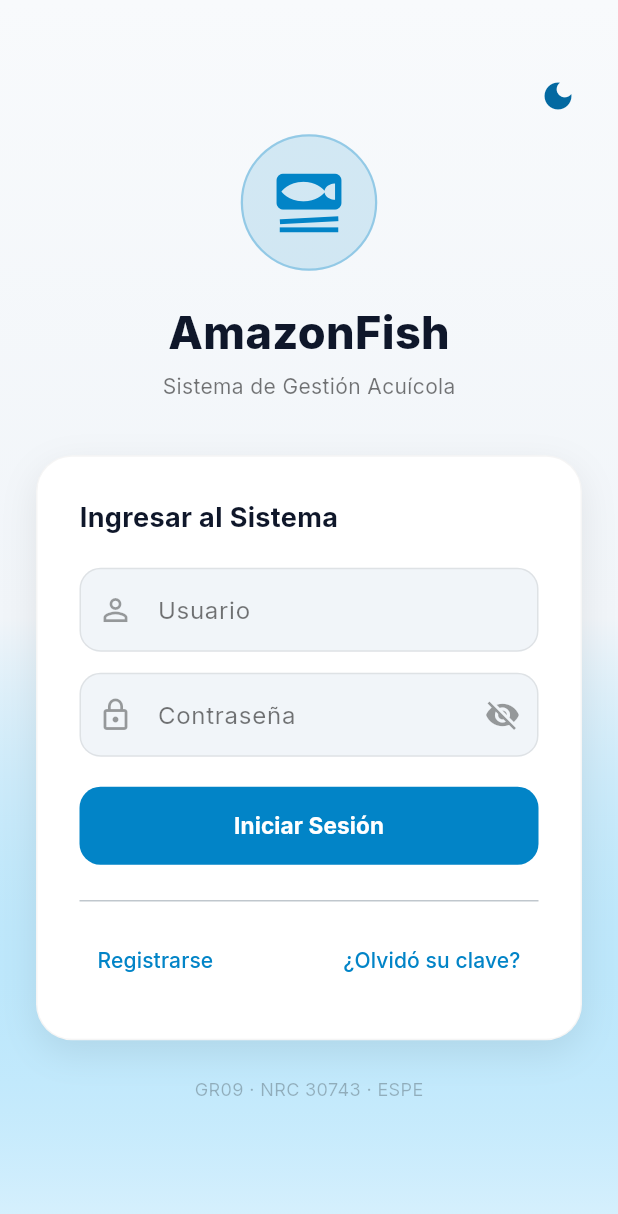
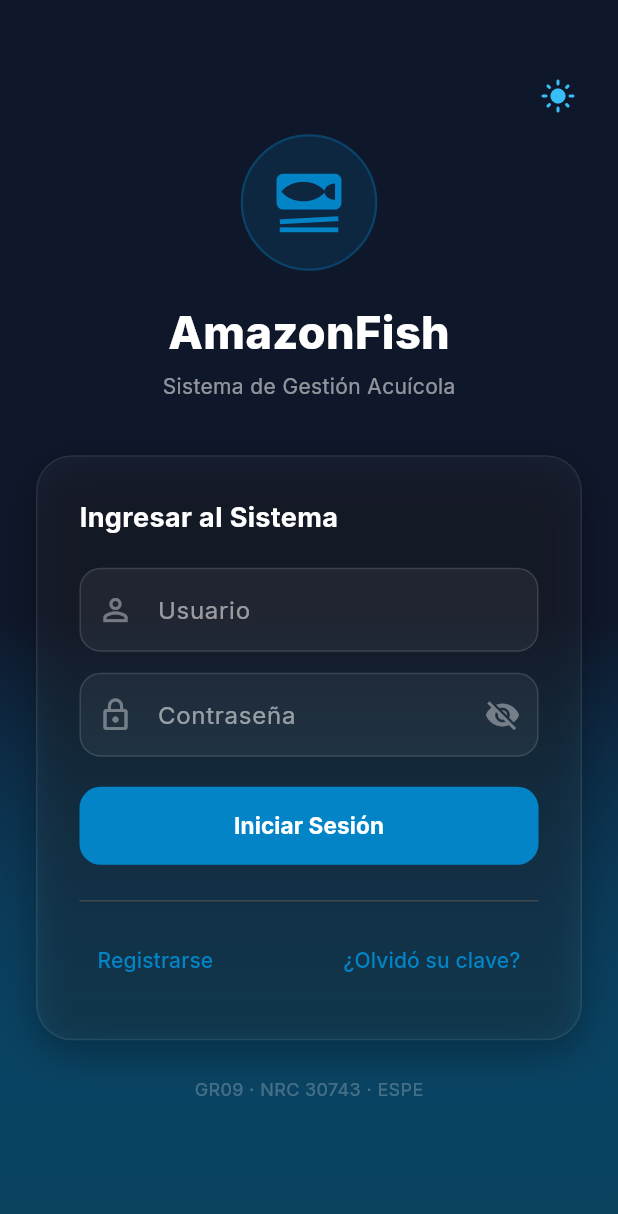
Before and after one commit to JoseProano/Proyecto_Construcci-n_Evoluci-n_Software_30743_GR09, a Flutter app: the screen it shows after launch, after a tap on the "dark mode" icon, on a phone screen of 412 x 824 dp. Shown: the top 1214 px of the screen. Run offline on Flutter 3.47's test engine with Material 3 defaults, Android fonts, the phone set to English and light mode, and no system bars; our stand-ins replace google_fonts, shared_preferences.

Commit message:
fix: move theme toggle button after Center in Stack to receive touch events

```diff
--- a/app/lib/screens/login_screen.dart
+++ b/app/lib/screens/login_screen.dart
@@ -241,22 +241,7 @@ class _LoginScreenState extends State<LoginScreen> with TickerProviderStateMixin
                 ),
               ),
 
-              // Botón de Toggle del Tema en esquina superior
-              Positioned(
-                top: 40,
-                right: 16,
-                child: IconButton(
-                  icon: Icon(
-                    isDark ? Icons.light_mode : Icons.dark_mode,
-                    color: isDark ? const Color(0xFF38BDF8) : const Color(0xFF0369A1),
-                  ),
-                  onPressed: () {
-                    themeNotifier.value = isDark ? ThemeMode.light : ThemeMode.dark;
-                  },
-                ),
-              ),
-
-              // Contenido principal
+              // Contenido principal (movido antes para que el botón esté encima)
               Center(
                 child: FadeTransition(
                   opacity: _fadeAnimation,
@@ -338,6 +323,21 @@ class _LoginScreenState extends State<LoginScreen> with TickerProviderStateMixin
                       ),
                     ),
                   ),
+                ),
+              ),
+
+              // Botón de Toggle del Tema en esquina superior (puesto después del Center para recibir clics)
+              Positioned(
+                top: 40,
+                right: 16,
+                child: IconButton(
+                  icon: Icon(
+                    isDark ? Icons.light_mode : Icons.dark_mode,
+                    color: isDark ? const Color(0xFF38BDF8) : const Color(0xFF0369A1),
+                  ),
+                  onPressed: () {
+                    themeNotifier.value = isDark ? ThemeMode.light : ThemeMode.dark;
+                  },
                 ),
               ),
 
```
